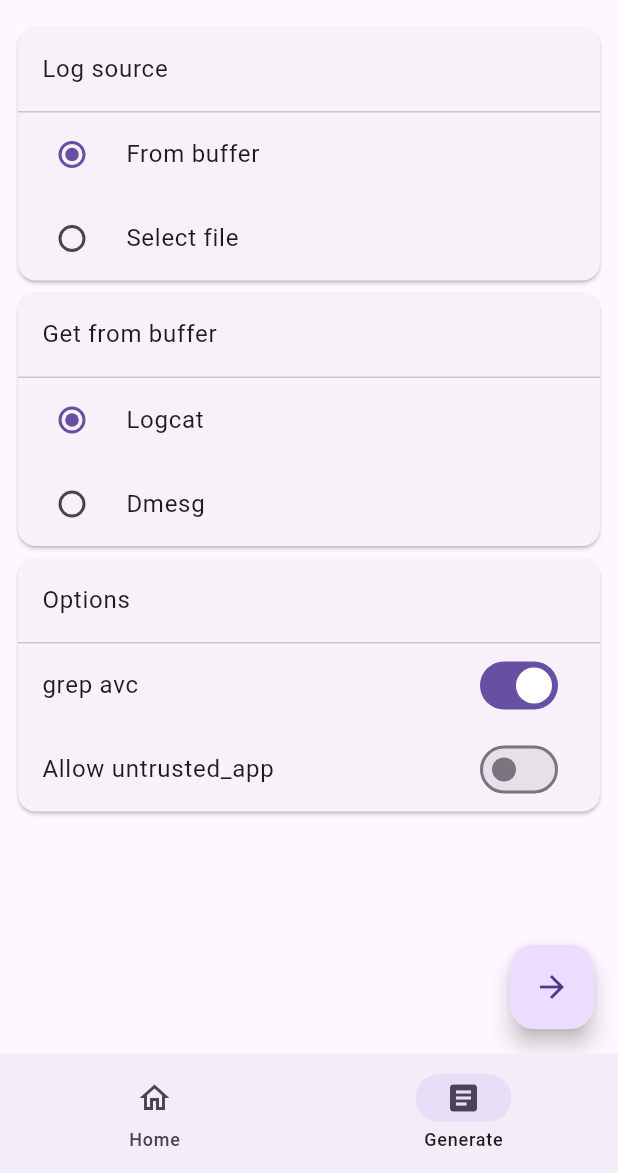
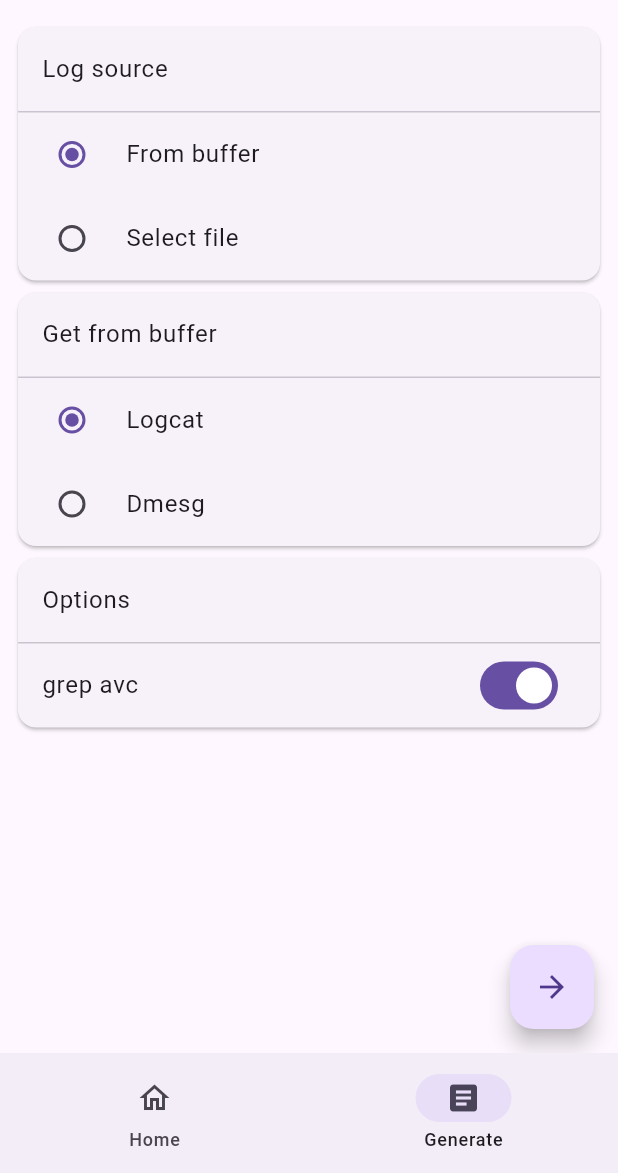
Before and after one commit to StaticReflection/Folicy, a Flutter app: the screen it shows after launch, item 2 of the bottom bar chosen, on a phone screen of 412 x 824 dp, the part 63-1236 px from its top. Run offline on Flutter 3.47's test engine with Material 3 defaults, Android fonts, the phone set to English and light mode, and no system bars; our stand-ins replace file_picker, get; missing offline and left inert: root; generated files the repository leaves out were written again; statements that could not run were skipped.

Commit message:
移除规则生成允许untrusted_app选项

```diff
--- a/lib/controllers/generate/generate_page_controller.dart
+++ b/lib/controllers/generate/generate_page_controller.dart
@@ -13,7 +13,6 @@ class GeneratePageController extends GetxController {
   Rx<String?> filePath = Rx(null); // 文件路径
   Rx<String?> fileName = Rx(null); // 文件名
   // 选项
-  RxBool allowUntrustedApp = false.obs; // 允许untrusted_app
   RxBool grepAvc = true.obs; // 在生成规则前执行 "grep avc"
 
   RxDouble generateProgress = 0.0.obs; // 生成规则进度
@@ -43,7 +42,6 @@ class GeneratePageController extends GetxController {
       GenerateUtil.generate,
       GenerateParams(
         file!.path,
-        allowUntrustedApp.value,
         isDoneReceivePort.sendPort,
         progressReceivePort.sendPort,
       ),
--- a/lib/l10n/app_en.arb
+++ b/lib/l10n/app_en.arb
@@ -1,7 +1,6 @@
 {
   "@@locale": "en",
   "aboutFolicy": "About Folicy",
-  "allowUntrustedApp": "Allow untrusted_app",
   "cancel": "Cancel",
   "confirm": "Confirm",
   "done": "Done",
--- a/lib/l10n/app_zh.arb
+++ b/lib/l10n/app_zh.arb
@@ -1,7 +1,6 @@
 {
   "@@locale": "zh",
   "aboutFolicy": "关于Folicy",
-  "allowUntrustedApp": "允许untrusted_app",
   "cancel": "取消",
   "confirm": "确定",
   "done": "完成",
--- a/lib/utils/generate_util.dart
+++ b/lib/utils/generate_util.dart
@@ -5,12 +5,10 @@ import 'package:folicy/constants/constants.dart';
 
 class GenerateParams {
   final String logPath;
-  final bool allowUntrustedApp;
   SendPort isDoneSendPort;
   SendPort progressSendPort;
 
-  GenerateParams(this.logPath, this.allowUntrustedApp, this.isDoneSendPort,
-      this.progressSendPort);
+  GenerateParams(this.logPath, this.isDoneSendPort, this.progressSendPort);
 }
 
 class GenerateUtil {
@@ -69,12 +67,6 @@ class GenerateUtil {
         String tclass = match.group(4)!;
         String perm = match.group(1)!;
 
-        if (!params.allowUntrustedApp) {
-          if (RegExp(r'.*untrusted_app.*').hasMatch(scontext) ||
-              RegExp(r'.*untrusted_app.*').hasMatch(tcontext)) {
-            continue;
-          }
-        }
         avc.putIfAbsent(scontext, () => {});
         avc[scontext]!.putIfAbsent(tcontext, () => {});
         avc[scontext]![tcontext]!.putIfAbsent(tclass, () => {});
--- a/lib/views/home/pages/generate/options.dart
+++ b/lib/views/home/pages/generate/options.dart
@@ -19,11 +19,6 @@ class Options extends StatelessWidget {
           value: generatePageController.grepAvc.value,
           onChanged: (value) => generatePageController.grepAvc.value = value,
           title: const Text('grep avc'))),
-      Obx(() => SwitchListTile(
-          value: generatePageController.allowUntrustedApp.value,
-          onChanged: (value) =>
-              generatePageController.allowUntrustedApp.value = value,
-          title: Text(AppLocalizations.of(context)!.allowUntrustedApp))),
     ]));
   }
 }
```
